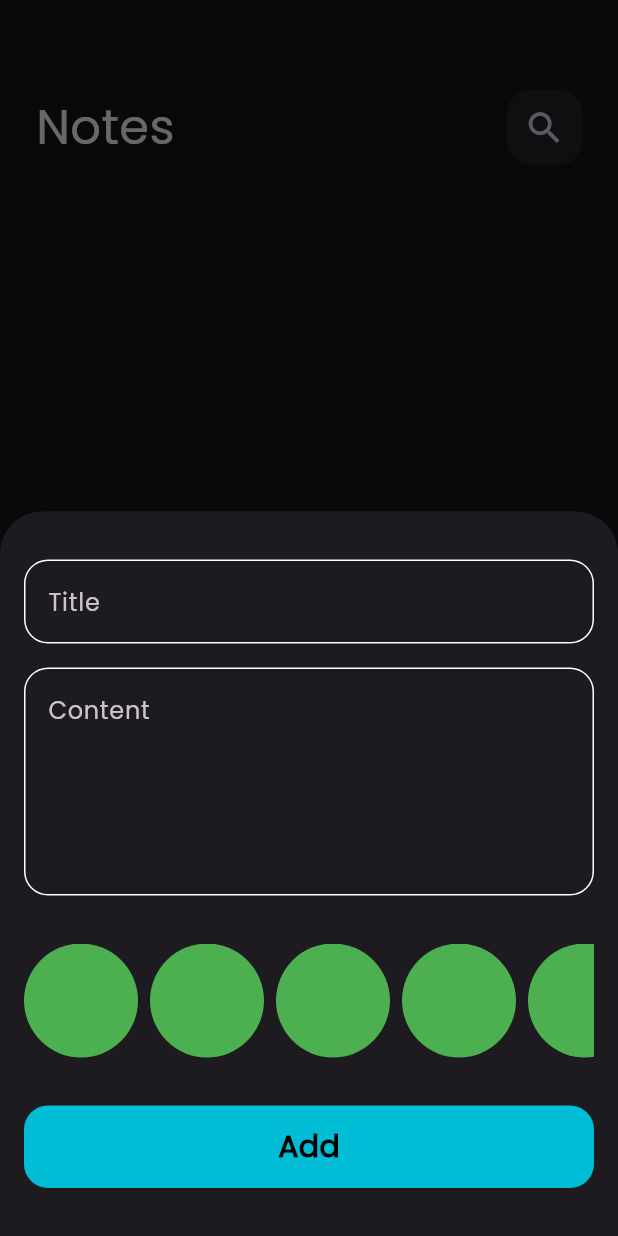
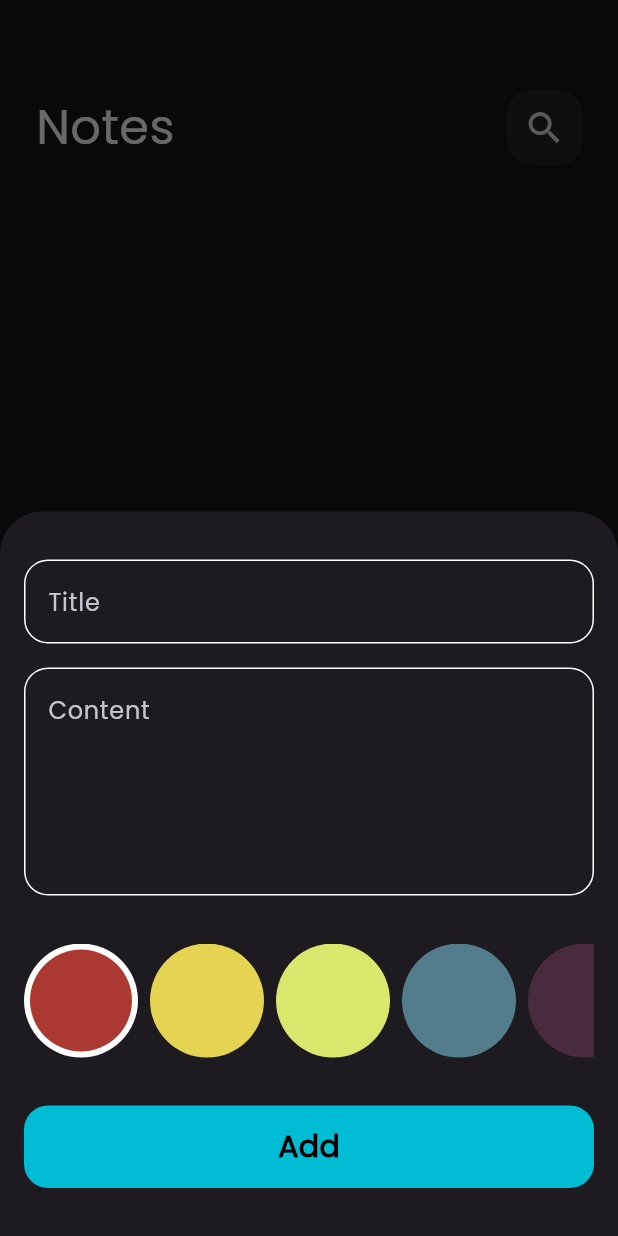
Before and after one commit to abdelrahman-elbattawy/notes_app, a Flutter app: the screen it shows after launch, after a tap on the "add" icon, on a phone screen of 412 x 824 dp. Run offline on Flutter 3.47's test engine with Material 3 defaults, Android fonts, the phone set to English and light mode, and no system bars; our stand-ins replace bloc, flutter_bloc, font_awesome_flutter, hive, hive_flutter; accounts and stored records are empty.

Commit message:
add note bottom sheet done

```diff
--- a/lib/constants.dart
+++ b/lib/constants.dart
@@ -2,3 +2,10 @@ import 'package:flutter/material.dart';
 
 const kPrimaryColor = Colors.cyan;
 const kNotesBox = 'notes_box';
+const List<Color> kColors = [
+  Color(0xffAC3931),
+  Color(0xffE5D352),
+  Color(0xffD9E76C),
+  Color(0xff537D8D),
+  Color(0xff482C3D),
+];
--- a/lib/cubits/add_note_cubit/add_note_cubit.dart
+++ b/lib/cubits/add_note_cubit/add_note_cubit.dart
@@ -9,10 +9,13 @@ part 'add_note_state.dart';
 class AddNoteCubit extends Cubit<AddNoteState> {
   AddNoteCubit() : super(AddNoteInitial());
 
+  Color color = kColors[0];
+
   addNote(NoteModel note) async {
     emit(AddNoteInitial());
     try {
       var notesBox = Hive.box<NoteModel>(kNotesBox);
+      note.color = color.value;
       notesBox.add(note);
       emit(AddNoteSuccess());
     } catch (e) {
--- a/lib/models/note_model.dart
+++ b/lib/models/note_model.dart
@@ -13,7 +13,7 @@ class NoteModel extends HiveObject {
   final String date;
 
   @HiveField(3)
-  final int color;
+  int color;
 
   NoteModel({
     required this.title,
--- /dev/null
+++ b/lib/views/widgets/color_item.dart
@@ -0,0 +1,25 @@
+import 'package:flutter/material.dart';
+
+class ColorItem extends StatelessWidget {
+  const ColorItem({super.key, required this.isSelected, required this.color});
+
+  final bool isSelected;
+  final Color color;
+
+  @override
+  Widget build(BuildContext context) {
+    return isSelected
+        ? CircleAvatar(
+            radius: 38,
+            backgroundColor: Colors.white,
+            child: CircleAvatar(
+              radius: 34,
+              backgroundColor: color,
+            ),
+          )
+        : CircleAvatar(
+            radius: 38,
+            backgroundColor: color,
+          );
+  }
+}
--- a/lib/views/widgets/colors_list_view.dart
+++ b/lib/views/widgets/colors_list_view.dart
@@ -1,19 +1,18 @@
 import 'package:flutter/material.dart';
+import 'package:flutter_bloc/flutter_bloc.dart';
+import 'package:notes_app/constants.dart';
+import 'package:notes_app/cubits/add_note_cubit/add_note_cubit.dart';
+import 'package:notes_app/views/widgets/color_item.dart';
 
-class ColorItem extends StatelessWidget {
-  const ColorItem({super.key});
+class ColorListView extends StatefulWidget {
+  const ColorListView({super.key});
 
   @override
-  Widget build(BuildContext context) {
-    return const CircleAvatar(
-      radius: 38,
-      backgroundColor: Colors.green,
-    );
-  }
+  State<ColorListView> createState() => _ColorListViewState();
 }
 
-class ColorListView extends StatelessWidget {
-  const ColorListView({super.key});
+class _ColorListViewState extends State<ColorListView> {
+  int currentIndex = 0;
 
   @override
   Widget build(BuildContext context) {
@@ -21,10 +20,20 @@ class ColorListView extends StatelessWidget {
       height: 38 * 2,
       child: ListView.builder(
         scrollDirection: Axis.horizontal,
-        itemCount: 10,
-        itemBuilder: (context, index) => const Padding(
-          padding: EdgeInsets.only(right: 8),
-          child: ColorItem(),
+        itemCount: kColors.length,
+        itemBuilder: (context, index) => Padding(
+          padding: const EdgeInsets.only(right: 8),
+          child: GestureDetector(
+            onTap: () {
+              currentIndex = index;
+              BlocProvider.of<AddNoteCubit>(context).color = kColors[index];
+              setState(() {});
+            },
+            child: ColorItem(
+              color: kColors[index],
+              isSelected: currentIndex == index,
+            ),
+          ),
         ),
       ),
     );
```
